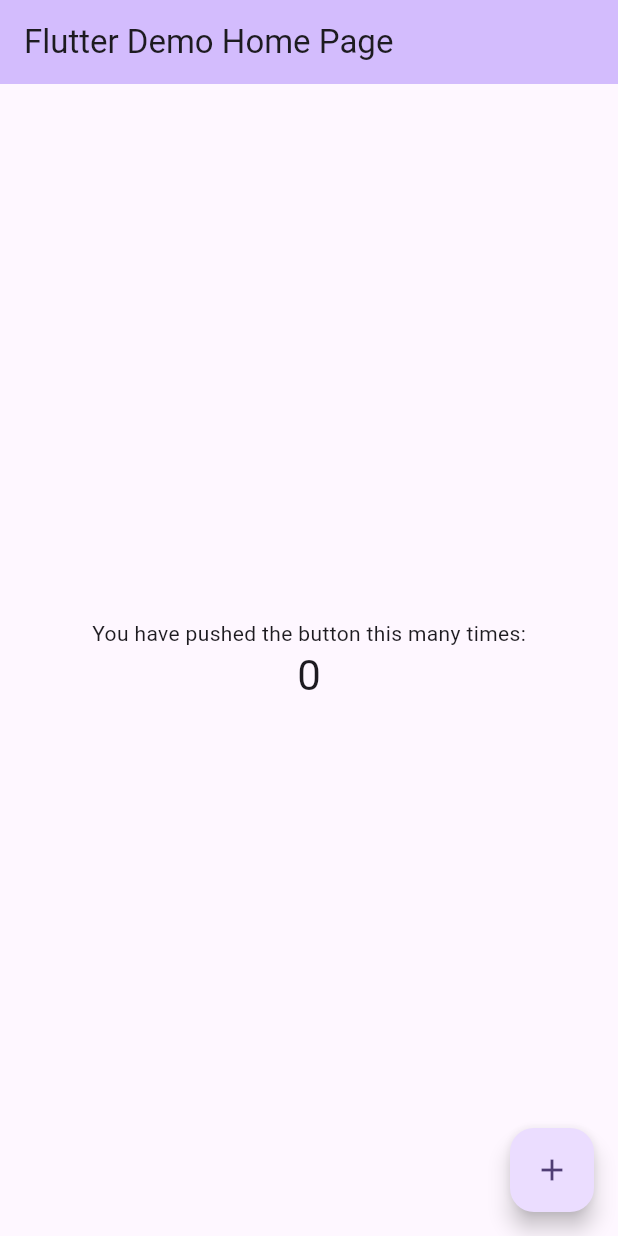
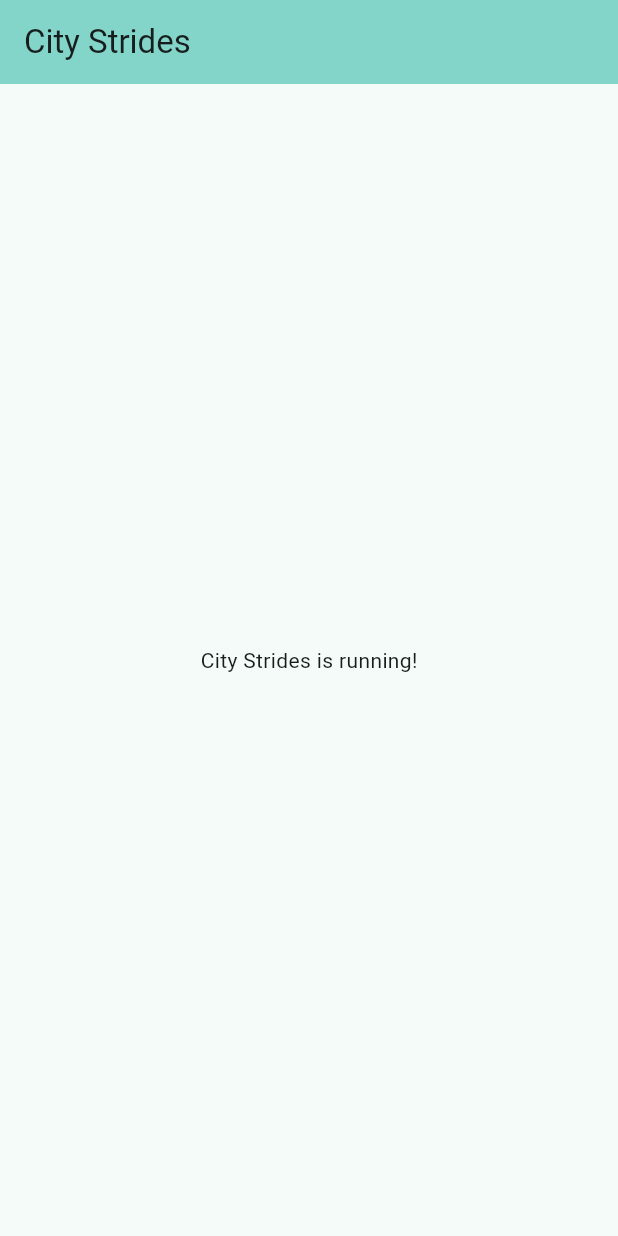
Before and after one commit to paris-paraskevas/city_strides, a Flutter app: the screen it shows after launch, on a phone screen of 412 x 824 dp. Run offline on Flutter 3.47's test engine with Material 3 defaults, Android fonts, the light colour scheme and no system bars; our stand-ins replace flutter_riverpod.

Commit message:
trynna fix this shit

```diff
--- a/lib/main.dart
+++ b/lib/main.dart
@@ -1,126 +1,39 @@
-import 'package:firebase_core/firebase_core.dart';
 import 'package:flutter/material.dart';
+import 'package:flutter_riverpod/flutter_riverpod.dart';
 
-Future <void> main() async {
-
-  WidgetsFlutterBinding.ensureInitialized();
-  await Firebase.initializeApp();
-
-  runApp(const MyApp());
+void main() {
+  runApp(const ProviderScope(child: CityStridesApp()));
 }
 
-class MyApp extends StatelessWidget {
-  const MyApp({super.key});
+class CityStridesApp extends StatelessWidget {
+  const CityStridesApp({super.key});
 
-  // This widget is the root of your application.
   @override
   Widget build(BuildContext context) {
     return MaterialApp(
-      title: 'Flutter Demo',
+      title: 'City Strides',
       theme: ThemeData(
-        // This is the theme of your application.
-        //
-        // TRY THIS: Try running your application with "flutter run". You'll see
-        // the application has a purple toolbar. Then, without quitting the app,
-        // try changing the seedColor in the colorScheme below to Colors.green
-        // and then invoke "hot reload" (save your changes or press the "hot
-        // reload" button in a Flutter-supported IDE, or press "r" if you used
-        // the command line to start the app).
-        //
-        // Notice that the counter didn't reset back to zero; the application
-        // state is not lost during the reload. To reset the state, use hot
-        // restart instead.
-        //
-        // This works for code too, not just values: Most code changes can be
-        // tested with just a hot reload.
-        colorScheme: .fromSeed(seedColor: Colors.deepPurple),
+        colorScheme: ColorScheme.fromSeed(seedColor: Colors.teal),
+        useMaterial3: true,
       ),
-      home: const MyHomePage(title: 'Flutter Demo Home Page'),
+      home: const HomeScreen(),
     );
   }
 }
 
-class MyHomePage extends StatefulWidget {
-  const MyHomePage({super.key, required this.title});
-
-  // This widget is the home page of your application. It is stateful, meaning
-  // that it has a State object (defined below) that contains fields that affect
-  // how it looks.
-
-  // This class is the configuration for the state. It holds the values (in this
-  // case the title) provided by the parent (in this case the App widget) and
-  // used by the build method of the State. Fields in a Widget subclass are
-  // always marked "final".
-
-  final String title;
-
-  @override
-  State<MyHomePage> createState() => _MyHomePageState();
-}
-
-class _MyHomePageState extends State<MyHomePage> {
-  int _counter = 0;
-
-  void _incrementCounter() {
-    setState(() {
-      // This call to setState tells the Flutter framework that something has
-      // changed in this State, which causes it to rerun the build method below
-      // so that the display can reflect the updated values. If we changed
-      // _counter without calling setState(), then the build method would not be
-      // called again, and so nothing would appear to happen.
-      _counter++;
-    });
-  }
+// Temporary home screen — will be replaced with proper navigation later
+class HomeScreen extends StatelessWidget {
+  const HomeScreen({super.key});
 
   @override
   Widget build(BuildContext context) {
-    // This method is rerun every time setState is called, for instance as done
-    // by the _incrementCounter method above.
-    //
-    // The Flutter framework has been optimized to make rerunning build methods
-    // fast, so that you can just rebuild anything that needs updating rather
-    // than having to individually change instances of widgets.
     return Scaffold(
       appBar: AppBar(
-        // TRY THIS: Try changing the color here to a specific color (to
-        // Colors.amber, perhaps?) and trigger a hot reload to see the AppBar
-        // change color while the other colors stay the same.
+        title: const Text('City Strides'),
         backgroundColor: Theme.of(context).colorScheme.inversePrimary,
-        // Here we take the value from the MyHomePage object that was created by
-        // the App.build method, and use it to set our appbar title.
-        title: Text(widget.title),
       ),
-      body: Center(
-        // Center is a layout widget. It takes a single child and positions it
-        // in the middle of the parent.
-        child: Column(
-          // Column is also a layout widget. It takes a list of children and
-          // arranges them vertically. By default, it sizes itself to fit its
-          // children horizontally, and tries to be as tall as its parent.
-          //
-          // Column has various properties to control how it sizes itself and
-          // how it positions its children. Here we use mainAxisAlignment to
-          // center the children vertically; the main axis here is the vertical
-          // axis because Columns are vertical (the cross axis would be
-          // horizontal).
-          //
-          // TRY THIS: Invoke "debug painting" (choose the "Toggle Debug Paint"
-          // action in the IDE, or press "p" in the console), to see the
-          // wireframe for each widget.
-          mainAxisAlignment: .center,
-          children: [
-            const Text('You have pushed the button this many times:'),
-            Text(
-              '$_counter',
-              style: Theme.of(context).textTheme.headlineMedium,
-            ),
-          ],
-        ),
-      ),
-      floatingActionButton: FloatingActionButton(
-        onPressed: _incrementCounter,
-        tooltip: 'Increment',
-        child: const Icon(Icons.add),
+      body: const Center(
+        child: Text('City Strides is running!'),
       ),
     );
   }
```
Also changed, not shown: firebase.json (deleted), lib/firebase_options.dart (deleted), 5 other files.
